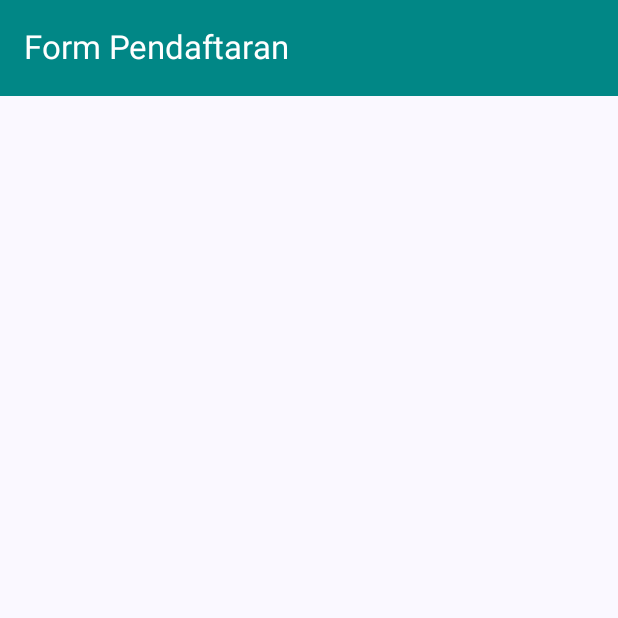
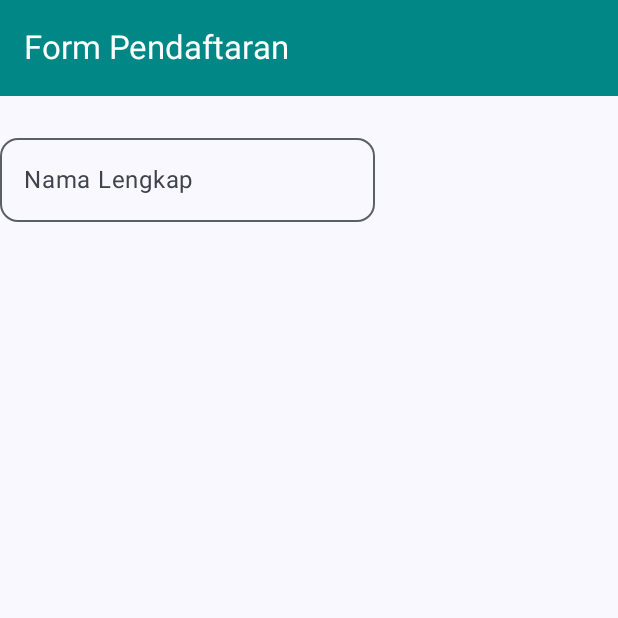
Before and after one commit to syafiraarif/Quest6_194, an Android app built with Jetpack Compose: the composable FormSiswa called with empty values, on a phone screen of 412 x 824 dp, the top half of it. Run offline under Robolectric (Android 15) with nearby library versions, the phone set to English and light mode, and no system bars.

Commit message:
membuat komponen input text yang garisnya aja

```diff
--- a/app/src/main/java/com/example/quest6_194/view/FormSiswa.kt
+++ b/app/src/main/java/com/example/quest6_194/view/FormSiswa.kt
@@ -10,6 +10,7 @@ import androidx.compose.material3.Button
 import androidx.compose.material3.DividerDefaults.Thickness
 import androidx.compose.material3.ExperimentalMaterial3Api
 import androidx.compose.material3.HorizontalDivider
+import androidx.compose.material3.MaterialTheme
 import androidx.compose.material3.OutlinedTextField
 import androidx.compose.material3.RadioButton
 import androidx.compose.material3.Scaffold
@@ -53,6 +54,18 @@ fun FormSiswa (
             verticalArrangement = Arrangement.SpaceBetween,
             horizontalAlignment = Alignment.CenterHorizontally
         ) {
+            OutlinedTextField(
+                value = txtNama,
+                singleLine = true,
+                shape = MaterialTheme.shapes.medium,
+                modifier = Modifier
+                    .padding(top = 20.dp)
+                    .width(250.dp),
+                label = {Text(text = "Nama Lengkap")},
+                onValueChange = {
+                    txtNama = it
+                }
+            )
 
         }
     }
```
